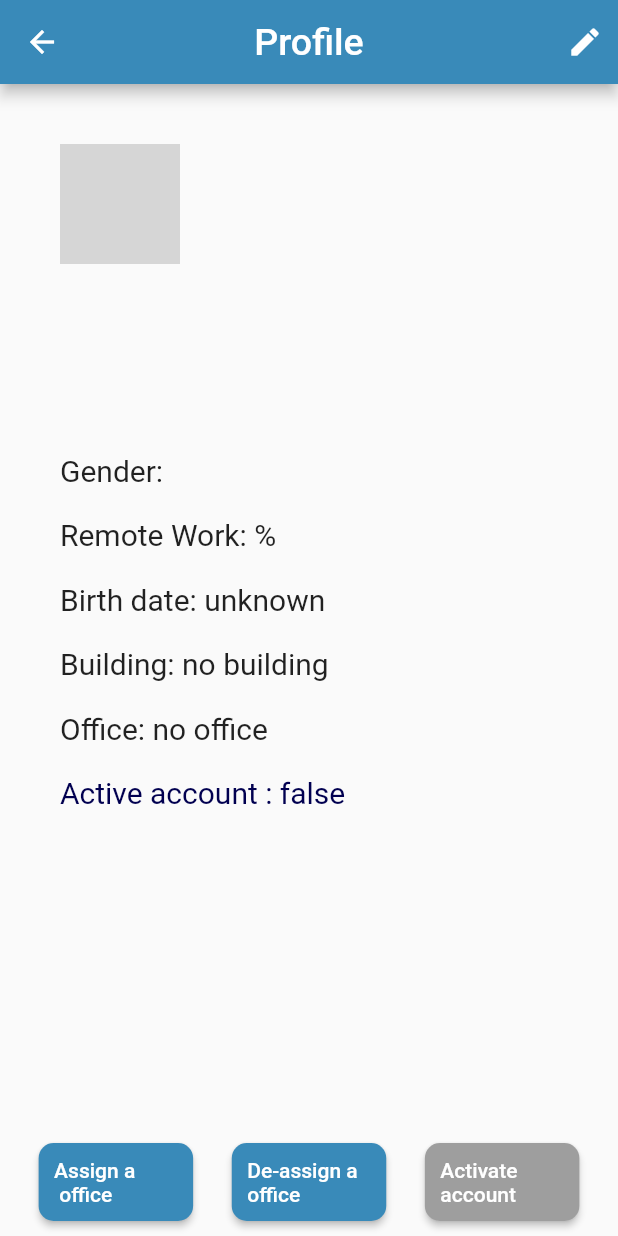
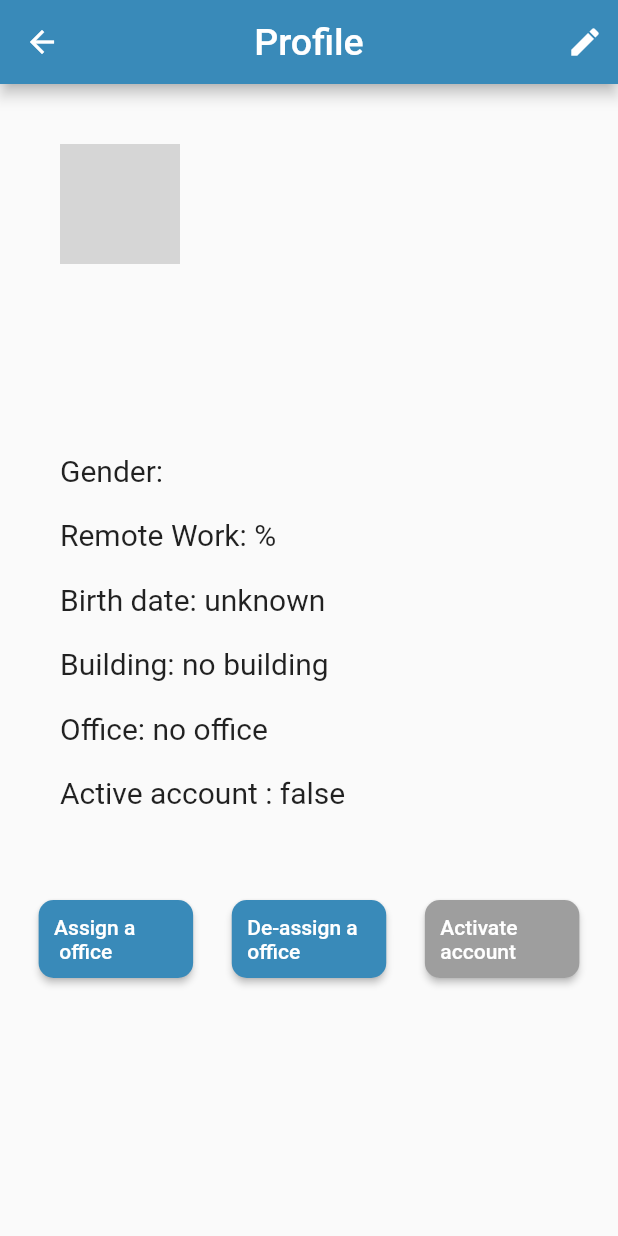
Before and after one commit to jorjegxg/the_office, a Flutter app: the UserProfileView screen opened directly with empty values, on a phone screen of 412 x 824 dp. Run offline on Flutter 3.47's test engine with Material 2 defaults, Android fonts, the phone set to English and light mode, and no system bars; our stand-ins replace cloud_firestore, firebase_auth, firebase_core, firebase_storage, flutter_holo_date_picker, font_awesome_flutter and 2 more; missing offline and left inert: cloud_firestore_web, firebase_auth_web, firebase_core_web, firebase_storage_web; accounts and stored records are empty; network calls fail; grey boxes are pictures that could not be loaded.

Commit message:
functionalitate search users

```diff
--- a/lib/screens/admin/create_screens/create_user.dart
+++ b/lib/screens/admin/create_screens/create_user.dart
@@ -249,6 +249,8 @@ class _CreateUserState extends State<CreateUser> {
               ),
               onPressed: () => createUser(),
             ),
+            SizedBox(height: 20,
+            )
           ],
         ),
       ),
--- a/lib/screens/admin/tiles_view/user_profile_view.dart
+++ b/lib/screens/admin/tiles_view/user_profile_view.dart
@@ -116,7 +116,8 @@ class UserProfileView extends StatelessWidget {
                 isActive = snapshot.data['isActive'];
                 print(isActive);
 
-                return Column(
+                return SingleChildScrollView(
+                  child: Column(
                     children: [
                       Padding(
                         padding: const EdgeInsets.symmetric(horizontal: 40.0),
@@ -281,12 +282,14 @@ class UserProfileView extends StatelessWidget {
                             ),
                            Text(
                               "Active account : $isActive",
-                           style: const TextStyle(fontSize: 20,color: Color.fromARGB(255, 1, 0, 80)),
+                             style: const TextStyle(fontSize: 20,),
                             ),
                           ],
                         ),
                       ),
-                    const Expanded(child: SizedBox()),
+                      SizedBox(
+                        height: 50,
+                      ),
                       Padding(
                         padding: const EdgeInsets.symmetric(vertical: 10.0),
                         child: Row(
@@ -367,6 +370,7 @@ class UserProfileView extends StatelessWidget {
                                               )),
                                               actions: [
                                                 Row(
+                                                  mainAxisAlignment: MainAxisAlignment.spaceEvenly,
                                                   children: [
                                                     Expanded(
                                                       child: TextButton(
@@ -451,6 +455,7 @@ class UserProfileView extends StatelessWidget {
                         ),
                       ),
                     ],
+                  ),
                 );
               } else if (snapshot.hasError) {
                 return Center(
--- a/lib/screens/cont_dezactivat_screen.dart
+++ b/lib/screens/cont_dezactivat_screen.dart
@@ -13,7 +13,7 @@ class ContDezactivatScreen extends StatelessWidget {
         children: [
           Center(
             child: Text(
-              "Your account in deactivated \n sorry :(",
+              "Your account is deactivated \n sorry :(",
               style: TextStyle(fontSize: 25),
             ),
           ),
--- a/lib/screens/verificare_cont_special.dart
+++ b/lib/screens/verificare_cont_special.dart
@@ -51,7 +51,7 @@ class _VerificareContSpecialState extends State<VerificareContSpecial> {
                      future: eActiv(),
                      builder: (context, snapshot2) {
                        if(!snapshot2.hasData){
-                         return Center(child: CircularProgressIndicator(),);
+                         return Scaffold(body: Center(child: CircularProgressIndicator(),));
                        }else{
                          if(snapshot2.data == true){
                           return NavigationScreen();
```
Also changed, not shown: lib/screens/admin/main_screens/user_search _screen.dart (+158 -111 lines). Lines whose indentation alone changed are shown as unchanged.
